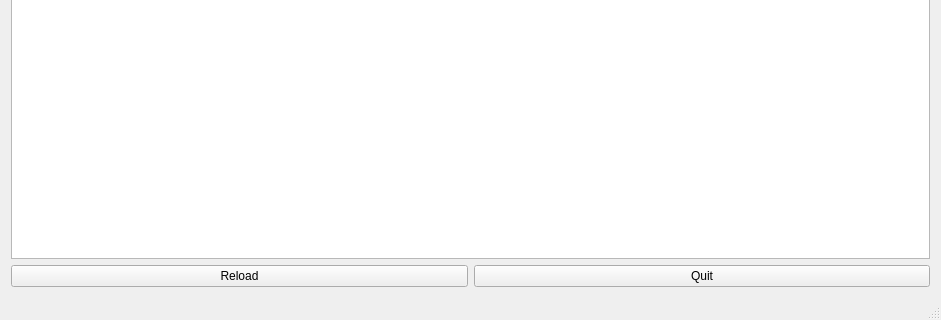
The window that mainwindow.ui (luThomasLy/bibliothequeVinyle) describes before a commit, drawn with Qt 5; both pictures show x 0 to 941 and y 306 to 626 of the 941 by 626 pixel window.
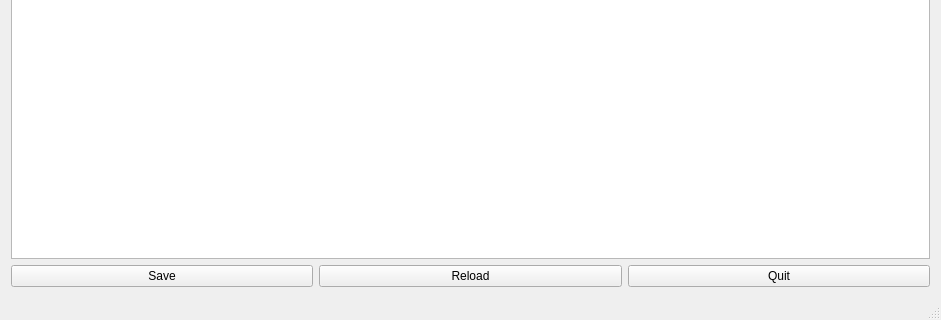
The same window after the commit.

```diff
--- a/mainwindow.ui
+++ b/mainwindow.ui
@@ -144,6 +144,13 @@
       </item>
       <item>
        <layout class="QHBoxLayout" name="horizontalLayout_3">
+        <item>
+         <widget class="QPushButton" name="buttonSave">
+          <property name="text">
+           <string>Save</string>
+          </property>
+         </widget>
+        </item>
         <item>
          <widget class="QPushButton" name="buttonReload">
           <property name="text">
```
